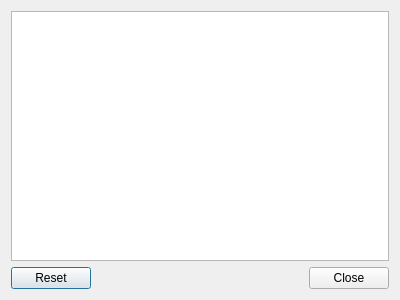
This is src/songcounter.ui in SoftProjector/src as Qt 5 draws it before an edit. The edited form follows.
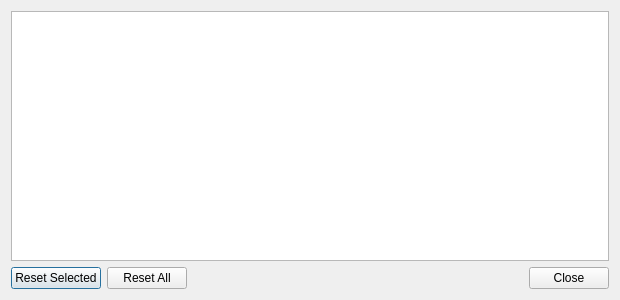
This is the edited form. Icons and pictures are not drawn.

Commit message: Added songbook to song counter table some code refactoring added ability to reset one song only

Patch:
```diff
--- a/src/songcounter.ui
+++ b/src/songcounter.ui
@@ -6,7 +6,7 @@
    <rect>
     <x>0</x>
     <y>0</y>
-    <width>400</width>
+    <width>620</width>
     <height>300</height>
    </rect>
   </property>
@@ -39,10 +39,17 @@
    </item>
    <item row="1" column="0">
     <layout class="QHBoxLayout" name="horizontalLayout">
+     <item>
+      <widget class="QPushButton" name="resetOneButton">
+       <property name="text">
+        <string>Reset Selected</string>
+       </property>
+      </widget>
+     </item>
      <item>
       <widget class="QPushButton" name="resetButton">
        <property name="text">
-        <string>Reset</string>
+        <string>Reset All</string>
        </property>
       </widget>
      </item>
```
The commit also changes 5 other files.
